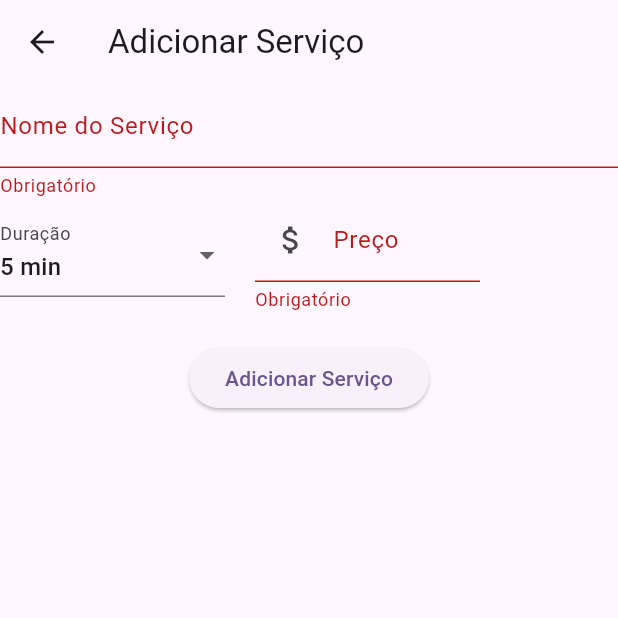
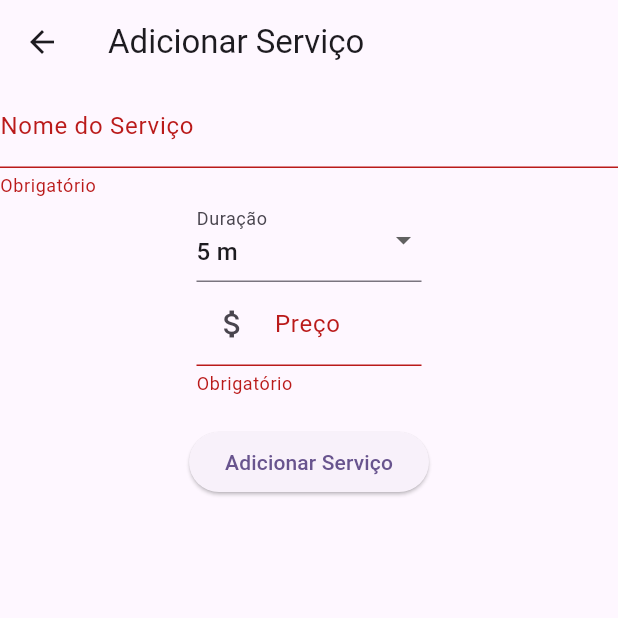
Before and after one commit to devgomes10/fullserva, a Flutter app: the ServiceFormView screen opened directly, after a tap on "Adicionar Serviço", on a phone screen of 412 x 824 dp, the top half of it. Run offline on Flutter 3.47's test engine with Material 3 defaults, Android fonts, the phone set to English and light mode, and no system bars; our stand-ins replace cloud_firestore, firebase_auth, firebase_core, mask_text_input_formatter, table_calendar; accounts and stored records are empty; generated files the repository leaves out were written again.

Commit message:
corrigindo bug em adicionar um serviço

```diff
--- a/lib/domain/entities/service.dart
+++ b/lib/domain/entities/service.dart
@@ -1,7 +1,7 @@
 class Service {
   String id;
   String name;
-  Duration duration;
+  int duration;
   double price;
 
   Service({
--- a/lib/views/service_form_view.dart
+++ b/lib/views/service_form_view.dart
@@ -16,37 +16,27 @@ class ServiceFormView extends StatefulWidget {
 
 class _ServiceFormViewState extends State<ServiceFormView> {
   final _formKey = GlobalKey<FormState>();
+  final ServiceController serviceController = ServiceController();
   final _nameController = TextEditingController();
   final _priceController = TextEditingController();
-  final ServiceController serviceController = ServiceController();
-  Duration selectedDuration = const Duration(minutes: 5);
+  int? _currentSliderValue = 5;
+  final List<int> _durationOptions = List.generate(24 * 12, (index) => (index + 1) * 5);
 
-  String _formatDuration(Duration duration) {
-    int hours = duration.inHours;
-    int minutes = duration.inMinutes % 60;
+  String formatDuration(int minutes) {
+    int hours = minutes ~/ 60;
+    int remainingMinutes = minutes % 60;
 
-    if (hours > 0 && minutes > 0) {
-      return '$hours h $minutes min';
+    if (hours > 0 && remainingMinutes > 0) {
+      return '$hours h e $remainingMinutes m';
     } else if (hours > 0) {
       return '$hours h';
     } else {
-      return '$minutes min';
+      return '$remainingMinutes m';
     }
   }
 
   @override
   Widget build(BuildContext context) {
-    List<DropdownMenuItem<Duration>> durationItems = [];
-
-    for (int i = 5; i <= 600; i += 5) {
-      durationItems.add(
-        DropdownMenuItem<Duration>(
-          value: Duration(minutes: i),
-          child: Text(_formatDuration(Duration(minutes: i))),
-        ),
-      );
-    }
-
     return SafeArea(
       child: Scaffold(
         appBar: AppBar(
@@ -69,18 +59,22 @@ class _ServiceFormViewState extends State<ServiceFormView> {
                     return null;
                   },
                 ),
-                Row(
-                  children: [
+                const SizedBox(width: 20,),
                 SizedBox(
                   width: 150,
-                      child: DropdownButtonFormField<Duration>(
+                  child:
+                  DropdownButtonFormField<int>(
                     hint: const Text("Duração"),
-                        value: selectedDuration,
-                        items: durationItems,
-                        onChanged: (value) {
+                    value: _currentSliderValue,
+                    items: _durationOptions.map((int value) {
+                      return DropdownMenuItem<int>(value: value, child: Text(formatDuration(value),),);
+                    }).toList(),
+                    onChanged: (int? value) {
+                      if (value != null) {
                         setState(() {
-                            selectedDuration = value!;
+                          _currentSliderValue = value;
                         });
+                      }
                     },
                     decoration: const InputDecoration(labelText: 'Duração'),
                     validator: (value) {
@@ -115,8 +109,6 @@ class _ServiceFormViewState extends State<ServiceFormView> {
                     },
                   ),
                 ),
-                  ],
-                ),
                 const SizedBox(height: 20),
                 ElevatedButton(
                   onPressed: () {
@@ -124,7 +116,7 @@ class _ServiceFormViewState extends State<ServiceFormView> {
                       final service = Service(
                         id: const Uuid().v4(),
                         name: _nameController.text,
-                        duration: selectedDuration,
+                        duration: _currentSliderValue!.toInt(),
                         price: double.parse(_priceController.text),
                       );
                       serviceController.addService(service);
```
Lines whose indentation alone changed are shown as unchanged.
